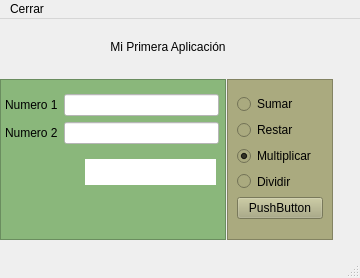
HelenLC/Corte3_94590, file clases/PrimerEjercicio.ui: the form before one commit.
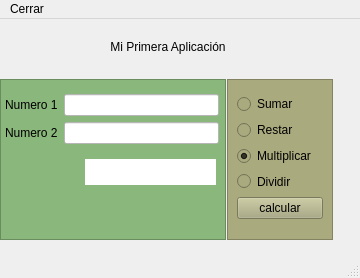
The form after the commit.

```diff
--- a/clases/PrimerEjercicio.ui
+++ b/clases/PrimerEjercicio.ui
@@ -194,7 +194,7 @@
       <item>
        <widget class="QPushButton" name="pushButton">
         <property name="text">
-         <string>PushButton</string>
+         <string>calcular</string>
         </property>
        </widget>
       </item>
```
Left out of the diff: 10 changed lines with no effect on the pictures.
